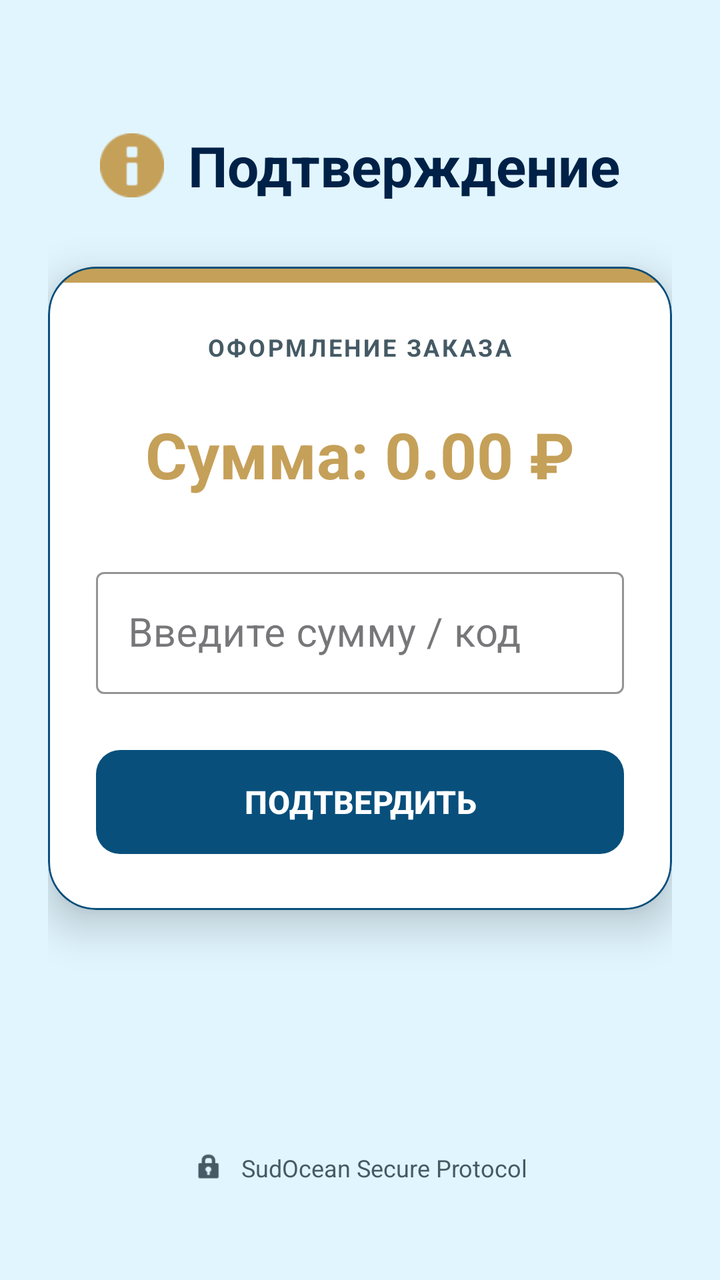
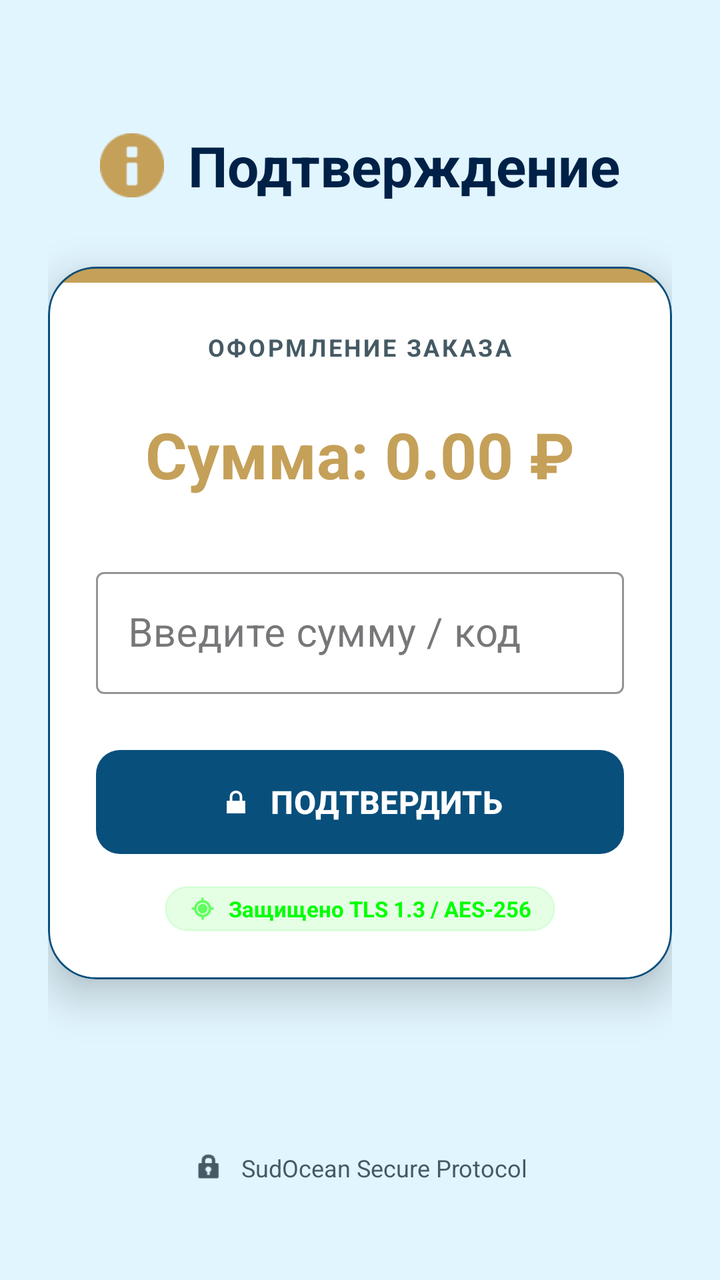

An Android layout rendered at two revisions. The XML below is the earlier revision; the diff shows what the commit changed to produce the second picture.
<!-- AndroidManifest.xml: application theme Theme.SudOcean -->
<!-- res/layout/fragment_payment_process.xml -->
<?xml version="1.0" encoding="utf-8"?>
<androidx.constraintlayout.widget.ConstraintLayout xmlns:android="http://schemas.android.com/apk/res/android"
    xmlns:app="http://schemas.android.com/apk/res-auto"
    xmlns:tools="http://schemas.android.com/tools"
    android:layout_width="match_parent"
    android:layout_height="match_parent"
    android:background="@color/ocean_background"
    android:padding="24dp">

    <LinearLayout
        android:id="@+id/ll_header"
        android:layout_width="wrap_content"
        android:layout_height="wrap_content"
        android:layout_marginTop="40dp"
        android:gravity="center_vertical"
        android:orientation="horizontal"
        app:layout_constraintEnd_toEndOf="parent"
        app:layout_constraintStart_toStartOf="parent"
        app:layout_constraintTop_toTopOf="parent">

        <ImageView
            android:id="@+id/iv_header_icon"
            android:layout_width="32dp"
            android:layout_height="32dp"
            android:layout_marginEnd="12dp"
            android:src="@android:drawable/ic_dialog_info"
            app:tint="@color/anchor_gold" />

        <TextView
            android:id="@+id/tv_header_title"
            android:layout_width="wrap_content"
            android:layout_height="wrap_content"
            android:text="Подтверждение"
            android:textColor="@color/ocean_text_primary"
            android:textSize="28sp"
            android:textStyle="bold" />
    </LinearLayout>

    <com.google.android.material.card.MaterialCardView
        android:id="@+id/card_payment"
        android:layout_width="match_parent"
        android:layout_height="wrap_content"
        android:layout_marginTop="32dp"
        app:cardBackgroundColor="@color/ocean_card"
        app:cardCornerRadius="24dp"
        app:cardElevation="12dp"
        app:strokeColor="@color/ocean_primary"
        app:strokeWidth="1dp"
        app:layout_constraintTop_toBottomOf="@id/ll_header">

        <LinearLayout
            android:layout_width="match_parent"
            android:layout_height="wrap_content"
            android:orientation="vertical">

            <View
                android:id="@+id/decoration_bar"
                android:layout_width="match_parent"
                android:layout_height="8dp"
                android:background="@color/anchor_gold" />

            <LinearLayout
                android:layout_width="match_parent"
                android:layout_height="wrap_content"
                android:orientation="vertical"
                android:padding="24dp">

                <TextView
                    android:id="@+id/tv_payment_info"
                    android:layout_width="wrap_content"
                    android:layout_height="wrap_content"
                    android:layout_gravity="center"
                    android:text="ОФОРМЛЕНИЕ ЗАКАЗА"
                    android:textColor="@color/ocean_text_secondary"
                    android:textSize="12sp"
                    android:letterSpacing="0.1"
                    android:textStyle="bold" />

                
                <LinearLayout
                    android:id="@+id/layout_legal_confirm"
                    android:layout_width="match_parent"
                    android:layout_height="wrap_content"
                    android:orientation="vertical"
                    android:visibility="gone"
                    tools:visibility="visible">

                    <TextView
                        android:layout_width="wrap_content"
                        android:layout_height="wrap_content"
                        android:layout_gravity="center"
                        android:layout_marginTop="20dp"
                        android:text="Введите код подтверждения:"
                        android:textColor="@color/white" />

                    <TextView
                        android:id="@+id/tv_confirm_code_display"
                        android:layout_width="wrap_content"
                        android:layout_height="wrap_content"
                        android:layout_gravity="center"
                        android:layout_marginTop="8dp"
                        android:text="742"
                        android:textColor="@color/anchor_gold"
                        android:textSize="48sp"
                        android:textStyle="bold"
                        android:letterSpacing="0.2"/>
                </LinearLayout>

                
                <TextView
                    android:id="@+id/tv_required_amount"
                    android:layout_width="wrap_content"
                    android:layout_height="wrap_content"
                    android:layout_gravity="center"
                    android:layout_marginTop="24dp"
                    android:text="Сумма: 0.00 ₽"
                    android:textColor="@color/anchor_gold"
                    android:textSize="32sp"
                    android:textStyle="bold" />

                <com.google.android.material.textfield.TextInputLayout
                    android:id="@+id/til_amount"
                    style="@style/Widget.MaterialComponents.TextInputLayout.OutlinedBox"
                    android:layout_width="match_parent"
                    android:layout_height="wrap_content"
                    android:layout_marginTop="32dp"
                    android:hint="Введите сумму / код"
                    app:boxStrokeColor="@color/anchor_gold"
                    app:hintTextColor="@color/anchor_gold">

                    <com.google.android.material.textfield.TextInputEditText
                        android:id="@+id/et_confirm_input"
                        android:layout_width="match_parent"
                        android:layout_height="wrap_content"
                        android:inputType="numberDecimal"
                        android:textColor="@color/white"
                        android:textAlignment="center"
                        android:textSize="20sp" />
                </com.google.android.material.textfield.TextInputLayout>

                <com.google.android.material.button.MaterialButton
                    android:id="@+id/btn_confirm_payment"
                    android:layout_width="match_parent"
                    android:layout_height="60dp"
                    android:layout_marginTop="24dp"
                    android:text="ПОДТВЕРДИТЬ"
                    android:textSize="16sp"
                    android:textStyle="bold"
                    android:textColor="@color/white"
                    app:backgroundTint="@color/ocean_primary"
                    app:cornerRadius="12dp" />

                <ProgressBar
                    android:id="@+id/payment_progress"
                    android:layout_width="60dp"
                    android:layout_height="60dp"
                    android:layout_gravity="center"
                    android:layout_marginTop="24dp"
                    android:indeterminateTint="@color/anchor_gold"
                    android:visibility="gone" />

                <ImageView
                    android:id="@+id/iv_success_check"
                    android:layout_width="80dp"
                    android:layout_height="80dp"
                    android:layout_gravity="center"
                    android:layout_marginTop="24dp"
                    android:src="@android:drawable/checkbox_on_background"
                    app:tint="@color/green"
                    android:visibility="gone" />

                <TextView
                    android:id="@+id/tv_payment_status"
                    android:layout_width="wrap_content"
                    android:layout_height="wrap_content"
                    android:layout_gravity="center"
                    android:layout_marginTop="12dp"
                    android:text="Проверка данных..."
                    android:textColor="@color/ocean_text_primary"
                    android:textSize="16sp"
                    android:visibility="gone" />

            </LinearLayout>
        </LinearLayout>
    </com.google.android.material.card.MaterialCardView>

    <LinearLayout
        android:id="@+id/ll_footer"
        android:layout_width="wrap_content"
        android:layout_height="wrap_content"
        android:layout_marginBottom="24dp"
        android:gravity="center_vertical"
        android:orientation="horizontal"
        app:layout_constraintBottom_toBottomOf="parent"
        app:layout_constraintEnd_toEndOf="parent"
        app:layout_constraintStart_toStartOf="parent">

        <ImageView
            android:id="@+id/iv_footer_icon"
            android:layout_width="16dp"
            android:layout_height="16dp"
            android:layout_marginEnd="8dp"
            android:src="@android:drawable/ic_lock_idle_lock"
            app:tint="@color/ocean_text_secondary" />

        <TextView
            android:layout_width="wrap_content"
            android:layout_height="wrap_content"
            android:text="SudOcean Secure Protocol"
            android:textColor="@color/ocean_text_secondary"
            android:textSize="12sp" />
    </LinearLayout>

</androidx.constraintlayout.widget.ConstraintLayout>
<!-- resources referenced by this layout -->
<resources>
  <color name="anchor_gold">#C5A059</color>
  <color name="green">#FF00FF00</color>
  <color name="ocean_background">#E1F5FE</color>
  <color name="ocean_card">#FFFFFF</color>
  <color name="ocean_primary">#084F7C</color>
  <color name="ocean_text_primary">#002147</color>
  <color name="ocean_text_secondary">#455A64</color>
  <color name="white">#FFFFFFFF</color>
  <style name="Theme.SudOcean" parent="Base.Theme.SudOcean" />
  <style name="Base.Theme.SudOcean" parent="Theme.Material3.DayNight.NoActionBar">
          
      </style>
</resources>

<!-- the commit's change to res/layout/fragment_payment_process.xml (unified diff, before → after) -->
@@ -76,7 +76,6 @@
                     android:letterSpacing="0.1"
                     android:textStyle="bold" />
 
-                
                 <LinearLayout
                     android:id="@+id/layout_legal_confirm"
                     android:layout_width="match_parent"
@@ -106,7 +105,6 @@
                         android:letterSpacing="0.2"/>
                 </LinearLayout>
 
-                
                 <TextView
                     android:id="@+id/tv_required_amount"
                     android:layout_width="wrap_content"
@@ -148,7 +146,37 @@
                     android:textStyle="bold"
                     android:textColor="@color/white"
                     app:backgroundTint="@color/ocean_primary"
-                    app:cornerRadius="12dp" />
+                    app:cornerRadius="12dp"
+                    app:icon="@android:drawable/ic_lock_lock"
+                    app:iconGravity="textStart" />
+
+                <LinearLayout
+                    android:layout_width="wrap_content"
+                    android:layout_height="wrap_content"
+                    android:layout_gravity="center"
+                    android:layout_marginTop="12dp"
+                    android:background="@drawable/search_bg"
+                    android:backgroundTint="#1A00FF00"
+                    android:paddingHorizontal="12dp"
+                    android:paddingVertical="4dp"
+                    android:orientation="horizontal"
+                    android:gravity="center">
+
+                    <ImageView
+                        android:layout_width="14dp"
+                        android:layout_height="14dp"
+                        android:src="@android:drawable/ic_menu_mylocation"
+                        app:tint="@color/green" />
+
+                    <TextView
+                        android:layout_width="wrap_content"
+                        android:layout_height="wrap_content"
+                        android:layout_marginStart="6dp"
+                        android:text="Защищено TLS 1.3 / AES-256"
+                        android:textColor="@color/green"
+                        android:textSize="11sp"
+                        android:textStyle="bold" />
+                </LinearLayout>
 
                 <ProgressBar
                     android:id="@+id/payment_progress"
<!-- resource entries referenced after the edit -->
@@ -8,6 +8,15 @@
   <color name="ocean_text_primary">#002147</color>
   <color name="ocean_text_secondary">#455A64</color>
   <color name="white">#FFFFFFFF</color>
+  <!-- drawable search_bg (drawable) -->
+  <?xml version="1.0" encoding="utf-8"?>
+  <shape xmlns:android="http://schemas.android.com/apk/res/android">
+      <solid android:color="@color/ocean_card" />
+      <corners android:radius="12dp" />
+      <stroke
+          android:width="1dp"
+          android:color="@color/ocean_primary" />
+  </shape>
   <style name="Theme.SudOcean" parent="Base.Theme.SudOcean" />
   <style name="Base.Theme.SudOcean" parent="Theme.Material3.DayNight.NoActionBar">
           
